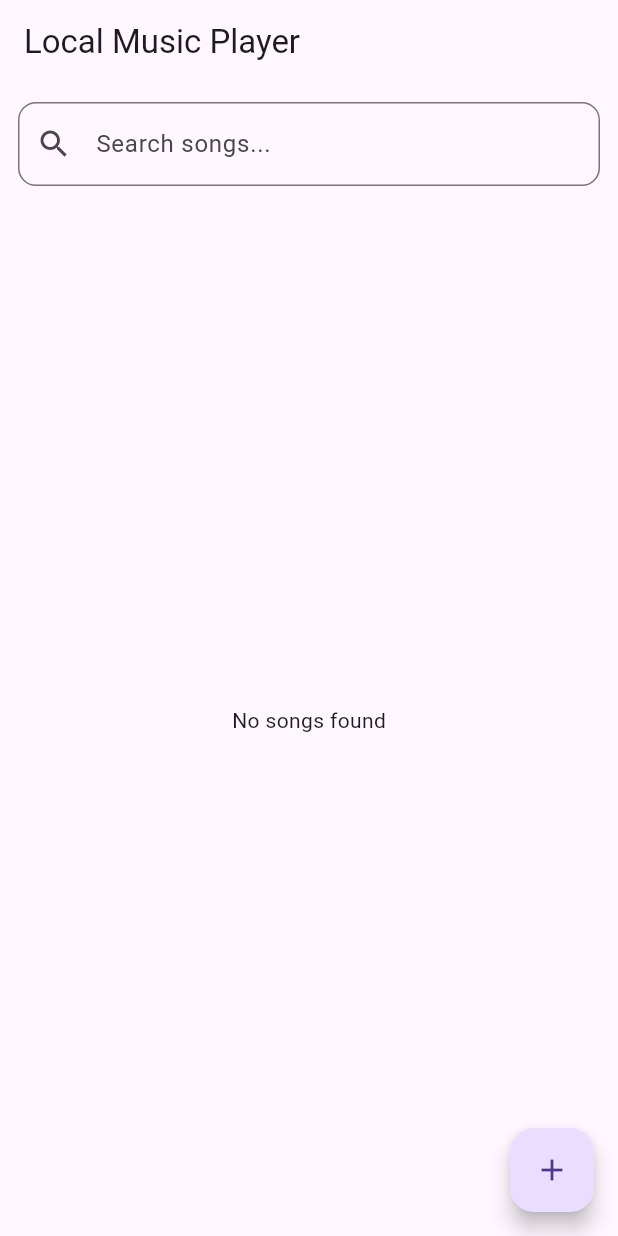
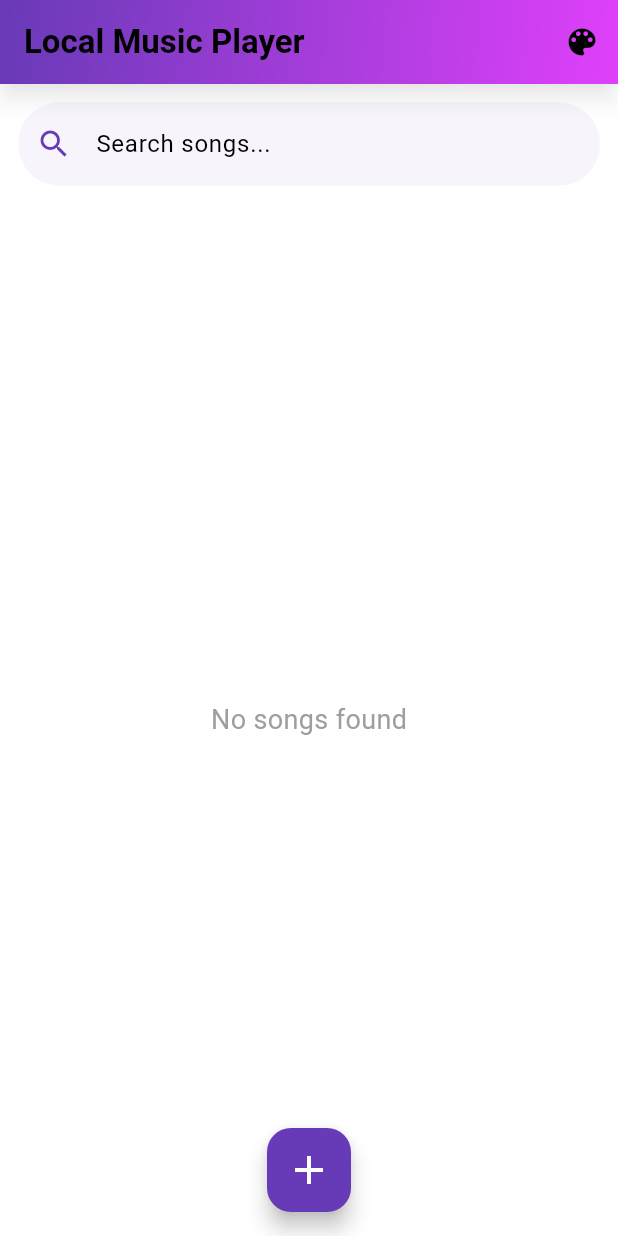
Before and after one commit to PrathamPShetty/local_music_player, a Flutter app: the screen it shows after launch, after a tap on the "add" icon, on a phone screen of 412 x 824 dp. Run offline on Flutter 3.47's test engine with Material 3 defaults, Android fonts, the phone set to English and light mode, and no system bars; our stand-ins replace equatable, file_picker, flutter_bloc, go_router, just_audio, shared_preferences and 1 more; missing offline and left inert: flutter_media_metadata; accounts and stored records are empty.

Commit message:
feat: Enhance player state management and add theme support
- Updated PlayerState to include playlist and currentIndex.
- Modified PlayerState.initial to set default values for new properties.
- Implemented ThemeCubit for dynamic theme management using SharedPreferences.
- Integrated ThemeCubit into main app structure for theme persistence.
- Enhanced HomeScreen with a gradient AppBar and theme selection via PopupMenu.
- Updated UI elements for improved aesthetics and usability.
- Added shared_preferences dependency for theme storage.

```diff
--- a/lib/cubits/theme/theme_cubit.dart
+++ b/lib/cubits/theme/theme_cubit.dart
@@ -0,0 +1,31 @@
+import 'package:flutter/material.dart';
+import 'package:flutter_bloc/flutter_bloc.dart';
+import 'package:shared_preferences/shared_preferences.dart';
+import 'package:local_music_player/core/theme/app_themes.dart';
+
+class ThemeState {
+  final String themeKey;
+  final ThemeData themeData;
+
+  ThemeState({required this.themeKey, required this.themeData});
+}
+
+class ThemeCubit extends Cubit<ThemeState> {
+  static const String _prefKey = "selected_theme";
+
+  ThemeCubit() : super(ThemeState(themeKey: 'white', themeData: AppThemes.themes['white']!)) {
+    loadTheme();
+  }
+
+  Future<void> loadTheme() async {
+    final prefs = await SharedPreferences.getInstance();
+    final savedKey = prefs.getString(_prefKey) ?? 'white';
+    emit(ThemeState(themeKey: savedKey, themeData: AppThemes.themes[savedKey]!));
+  }
+
+  Future<void> setTheme(String key) async {
+    final prefs = await SharedPreferences.getInstance();
+    await prefs.setString(_prefKey, key);
+    emit(ThemeState(themeKey: key, themeData: AppThemes.themes[key]!));
+  }
+}
--- a/lib/main.dart
+++ b/lib/main.dart
@@ -1,35 +1,39 @@
-
 import 'package:flutter/material.dart';
 import 'package:flutter_bloc/flutter_bloc.dart';
 
 import 'core/router/app_router.dart';
 import 'package:local_music_player/cubits/player/player_cubit.dart';
-
 import 'cubits/home/songs_cubit.dart';
-
-
+import 'cubits/theme/theme_cubit.dart'; // <- import ThemeCubit
 
 Future<void> main() async {
-
+  WidgetsFlutterBinding.ensureInitialized();
   runApp(
     MultiBlocProvider(
       providers: [
         BlocProvider(create: (context) => PlayerCubit()),
         BlocProvider(create: (_) => SongCubit()),
+        BlocProvider(create: (_) => ThemeCubit()), // <- add ThemeCubit
       ],
-      child: MyApp(),
+      child: const MyApp(),
     ),
   );
 }
 
 class MyApp extends StatelessWidget {
+  const MyApp({super.key});
+
   @override
   Widget build(BuildContext context) {
-    return MaterialApp.router(
-      routerConfig: AppRouter.router,
-      title: "Local Music Player",
-      debugShowCheckedModeBanner: false,
-
+    return BlocBuilder<ThemeCubit, ThemeState>(
+      builder: (context, state) {
+        return MaterialApp.router(
+          routerConfig: AppRouter.router,
+          theme: state.themeData, // <- dynamically from ThemeCubit
+          title: "Local Music Player",
+          debugShowCheckedModeBanner: false,
+        );
+      },
     );
   }
 }
--- a/lib/screens/home_screen.dart
+++ b/lib/screens/home_screen.dart
@@ -1,8 +1,10 @@
 import 'package:flutter/material.dart';
 import 'package:flutter_bloc/flutter_bloc.dart';
+import '../core/theme/app_themes.dart';
 import '../cubits/home/songs_cubit.dart';
 import '../cubits/home/song_state.dart';
 import 'package:go_router/go_router.dart';
+import '../cubits/theme/theme_cubit.dart';
 
 class HomeScreen extends StatelessWidget {
   const HomeScreen({super.key});
@@ -10,14 +12,51 @@ class HomeScreen extends StatelessWidget {
   @override
   Widget build(BuildContext context) {
     return Scaffold(
-      appBar: AppBar(title: const Text("Local Music Player")),
+      appBar: AppBar(
+        flexibleSpace: Container(
+          decoration: BoxDecoration(
+            gradient: LinearGradient(
+              colors: [Colors.deepPurple, Colors.purpleAccent],
+              begin: Alignment.topLeft,
+              end: Alignment.bottomRight,
+            ),
+          ),
+        ),
+        title: const Text(
+          "Local Music Player",
+          style: TextStyle(fontWeight: FontWeight.bold, fontSize: 22),
+        ),
+        actions: [
+          PopupMenuButton<String>(
+            icon: const Icon(Icons.color_lens),
+            onSelected: (value) {
+              context.read<ThemeCubit>().setTheme(value);
+            },
+            itemBuilder: (context) => AppThemes.themes.keys.map((key) {
+              return PopupMenuItem(
+                value: key,
+                child: Text(
+                  key.toUpperCase(),
+                  style: const TextStyle(fontWeight: FontWeight.w600),
+                ),
+              );
+            }).toList(),
+          ),
+        ],
+        elevation: 6,
+        shadowColor: Colors.black38,
+      ),
 
+      // ---------------- CENTERED FAB ----------------
       floatingActionButton: FloatingActionButton(
         onPressed: () {
           context.read<SongCubit>().pickSong(context);
         },
-        child: const Icon(Icons.add),
+        backgroundColor: Colors.deepPurple,
+        child: const Icon(Icons.add, size: 32),
+        elevation: 6,
       ),
+      floatingActionButtonLocation: FloatingActionButtonLocation.centerFloat,
 
       body: BlocBuilder<SongCubit, SongState>(
         builder: (context, state) {
@@ -27,7 +66,7 @@ class HomeScreen extends StatelessWidget {
 
           return Column(
             children: [
-              // 🔍 SEARCH BAR
+              // ---------------- SEARCH BAR ----------------
               Padding(
                 padding: const EdgeInsets.all(12),
                 child: TextField(
@@ -36,29 +75,53 @@ class HomeScreen extends StatelessWidget {
                   },
                   decoration: InputDecoration(
                     hintText: "Search songs...",
-                    prefixIcon: const Icon(Icons.search),
+                    prefixIcon: const Icon(Icons.search, color: Colors.deepPurple),
+                    filled: true,
+                    fillColor: Colors.deepPurple.withOpacity(0.05),
                     border: OutlineInputBorder(
-                      borderRadius: BorderRadius.circular(12),
+                      borderRadius: BorderRadius.circular(30),
+                      borderSide: BorderSide.none,
                     ),
                   ),
                 ),
               ),
 
-              // 📃 SONG LIST
+              // ---------------- SONG LIST ----------------
               Expanded(
                 child: state.filteredSongs.isEmpty
-                    ? const Center(child: Text("No songs found"))
+                    ? const Center(
+                  child: Text(
+                    "No songs found",
+                    style: TextStyle(fontSize: 18, color: Colors.grey),
+                  ),
+                )
                     : ListView.builder(
+                  padding: const EdgeInsets.symmetric(horizontal: 12),
                   itemCount: state.filteredSongs.length,
                   itemBuilder: (_, index) {
                     final song = state.filteredSongs[index];
-                    return ListTile(
-                      leading: const Icon(Icons.music_note),
-                      title: Text(song.title),
-                      subtitle: Text(song.artist),
-                      onTap: () {
-                        context.read<SongCubit>().openSong(context, song);
-                      },
+                    return Card(
+                      elevation: 4,
+                      shape: RoundedRectangleBorder(
+                        borderRadius: BorderRadius.circular(16),
+                      ),
+                      margin: const EdgeInsets.symmetric(vertical: 8),
+                      child: ListTile(
+                        contentPadding: const EdgeInsets.symmetric(horizontal: 16, vertical: 8),
+                        leading: const Icon(Icons.music_note, size: 32, color: Colors.deepPurple),
+                        title: Text(
+                          song.title,
+                          style: const TextStyle(fontWeight: FontWeight.bold, fontSize: 16),
+                        ),
+                        subtitle: Text(
+                          song.artist,
+                          style: const TextStyle(color: Colors.grey),
+                        ),
+                        trailing: const Icon(Icons.play_arrow, color: Colors.deepPurple),
+                        onTap: () {
+                          context.read<SongCubit>().openSong(context, song);
+                        },
+                      ),
                     );
                   },
                 ),
--- a/pubspec.yaml
+++ b/pubspec.yaml
@@ -47,6 +47,7 @@ dependencies:
 #  flutter_overlay_window: ^0.5.0
   sqflite: ^2.4.2
   path: ^1.9.1
+  shared_preferences: ^2.5.3
 
 
 dev_dependencies:
```
Also changed, not shown: lib/cubits/player/player_state.dart (+23 -12 lines), pubspec.lock, 2 other files.
